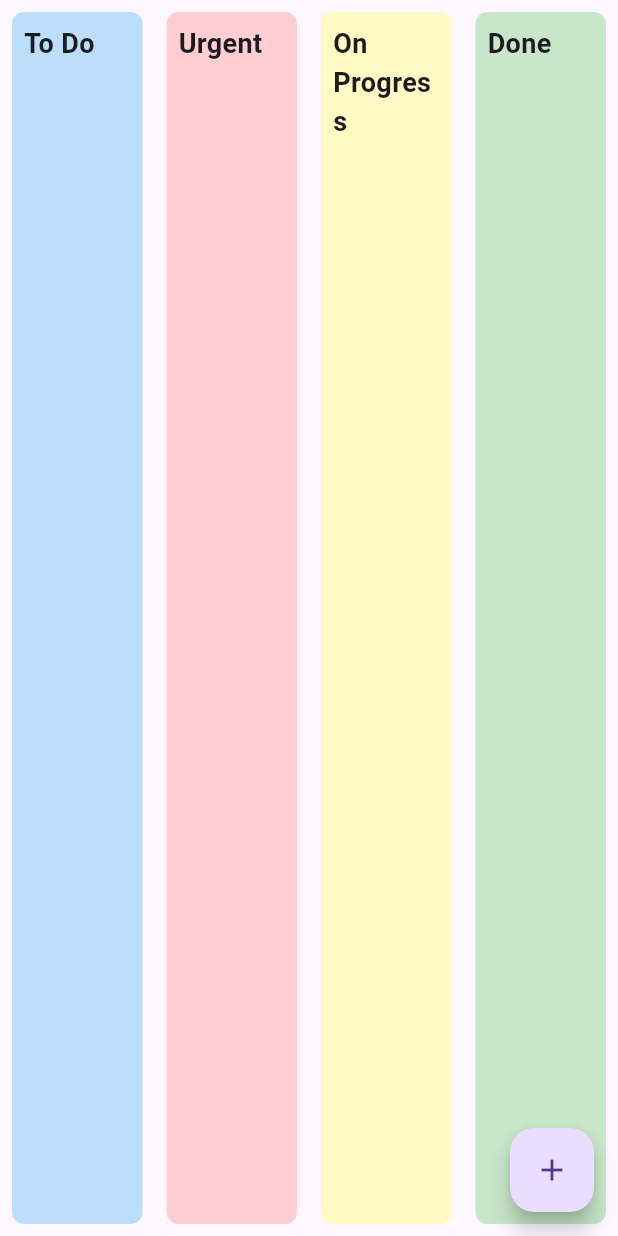
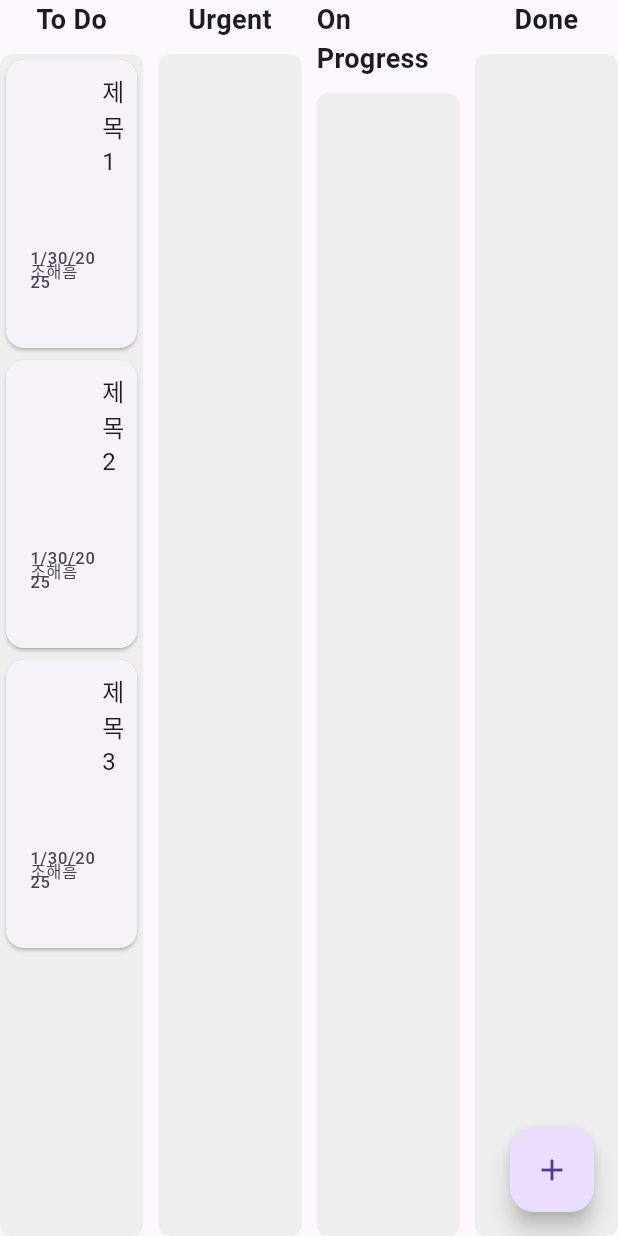
Before and after one commit to Haeheum/hit, a Flutter app: the screen it shows after launch, on a phone screen of 412 x 824 dp. Run offline on Flutter 3.47's test engine with Material 3 defaults, Android fonts, the phone set to English and light mode, and no system bars; our stand-ins replace get.

Commit message:
feat: 미션 완료

```diff
--- a/lib/app/domain/home/controllers/home_controller.dart
+++ b/lib/app/domain/home/controllers/home_controller.dart
@@ -1,20 +1,38 @@
 import 'package:get/get.dart';
 
-import '../../../../core/utils/constants.dart';
 import '../models/post_item.dart';
 
 class HomeController extends GetxController {
-  List<PostItem> toDoItems = <PostItem>[].obs;
-  List<PostItem> urgentItems = <PostItem>[].obs;
-  List<PostItem> onProgressItems = <PostItem>[].obs;
-  List<PostItem> doneItems = <PostItem>[].obs;
+  RxList<PostItem> toDoItems = <PostItem>[
+    // 더미 데이터
+    PostItem(
+      title: '제목1',
+      manager: '조해흠',
+      content: '우측 하단의 + 버튼을 클릭해서 신규 카드 생성이 가능합니다.',
+      date: DateTime.now(),
+    ),
+    PostItem(
+      title: '제목2',
+      manager: '조해흠',
+      content: '카드 클릭 시 수정 및 삭제가 가능합니다.',
+      date: DateTime.now(),
+    ),
+    PostItem(
+      title: '제목3',
+      manager: '조해흠',
+      content: '드래그 시 카드의 최상단 끝 (위쪽 모서리)가 위치한 칸으로 이동됩니다.',
+      date: DateTime.now(),
+    ),
+  ].obs;
+  RxList<PostItem> urgentItems = <PostItem>[].obs;
+  RxList<PostItem> onProgressItems = <PostItem>[].obs;
+  RxList<PostItem> doneItems = <PostItem>[].obs;
 
   void insertItem({
     required String title,
     required String manager,
     required String content,
     required DateTime date,
-    int insertAt = kToDo,
   }) {
     final newItem = PostItem(
       title: title,
@@ -22,20 +40,6 @@ class HomeController extends GetxController {
       manager: manager,
       date: date,
     );
-    switch (insertAt) {
-      case 0:
-        toDoItems.add(newItem);
-        break;
-      case 1:
-        urgentItems.add(newItem);
-        break;
-      case 2:
-        onProgressItems.add(newItem);
-        break;
-      case 3:
-        doneItems.add(newItem);
-      default:
-        break;
-    }
+    toDoItems.add(newItem);
   }
 }
--- /dev/null
+++ b/lib/app/domain/home/models/draggable_item.dart
@@ -0,0 +1,10 @@
+import 'package:get/get_rx/src/rx_types/rx_types.dart';
+
+import 'post_item.dart';
+
+class DraggableItem {
+  final PostItem item;
+  final RxList<PostItem> originalList;
+
+  DraggableItem(this.item, this.originalList);
+}
--- a/lib/app/domain/home/models/post_item.dart
+++ b/lib/app/domain/home/models/post_item.dart
@@ -1,13 +1,13 @@
 class PostItem {
+  String title;
+  String manager;
+  String content;
+  DateTime date;
+
   PostItem({
     required this.title,
     required this.manager,
     required this.content,
     required this.date,
   });
-
-  String title;
-  String manager;
-  String content;
-  DateTime date;
 }
--- a/lib/app/domain/home/views/home_screen.dart
+++ b/lib/app/domain/home/views/home_screen.dart
@@ -1,9 +1,13 @@
+import 'dart:math';
+
 import 'package:flutter/cupertino.dart';
 import 'package:flutter/material.dart';
 import 'package:get/get.dart';
 import 'package:intl/intl.dart';
 
+import '../../../../core/utils/constants.dart';
 import '../controllers/home_controller.dart';
+import '../models/draggable_item.dart';
 import '../models/post_item.dart';
 
 class HomeScreen extends StatefulWidget {
@@ -15,128 +19,122 @@ class HomeScreen extends StatefulWidget {
 
 class _HomeScreenState extends State<HomeScreen> {
   final HomeController homeController = Get.put(HomeController());
+  late double _cardWidth;
+
+  @override
+  void didChangeDependencies() {
+    super.didChangeDependencies();
+    _cardWidth = (MediaQuery.sizeOf(context).width - 30) / 4;
+  }
 
   @override
   Widget build(BuildContext context) {
     return Scaffold(
       body: Row(
+        spacing: 10,
         children: [
-          _buildList(
-            context,
-            title: "To Do",
-            items: homeController.toDoItems,
-            color: Colors.blue[100],
-          ),
-          _buildList(
-            context,
-            title: "Urgent",
-            items: homeController.urgentItems,
-            color: Colors.red[100],
-          ),
-          _buildList(
-            context,
-            title: "On Progress",
-            items: homeController.onProgressItems,
-            color: Colors.yellow[100],
-          ),
-          _buildList(
-            context,
-            title: "Done",
-            items: homeController.doneItems,
-            color: Colors.green[100],
-          ),
+          _buildList(items: homeController.toDoItems, name: 'To Do'),
+          _buildList(items: homeController.urgentItems, name: 'Urgent'),
+          _buildList(items: homeController.onProgressItems, name: 'On Progress'),
+          _buildList(items: homeController.doneItems, name: 'Done'),
         ],
       ),
       floatingActionButton: FloatingActionButton(
-        onPressed: () {
-          _showAddItemDialog(context, homeController);
-        },
+        onPressed: () => _showAddItemDialog(context, homeController),
         child: const Icon(Icons.add),
       ),
     );
   }
 
-  Widget _buildList(
-      BuildContext context, {
-        required String title,
-        required List<PostItem> items,
-        required Color? color,
-      }) {
+  Widget _buildList({required RxList<PostItem> items, required String name}) {
     return Expanded(
-      child: Obx(
-            () => Container(
-          margin: const EdgeInsets.all(8),
-          padding: const EdgeInsets.all(8),
-          decoration: BoxDecoration(
-            color: color,
-            borderRadius: BorderRadius.circular(8),
-          ),
       child: Column(
-            crossAxisAlignment: CrossAxisAlignment.start,
         children: [
           Text(
-                title,
+            name,
             style: const TextStyle(
               fontWeight: FontWeight.bold,
               fontSize: 18,
             ),
           ),
-              const SizedBox(height: 8),
+          const SizedBox(height: 10),
           Expanded(
-                child: DragTarget<PostItem>(
-                  onAcceptWithDetails: (item) {
-                    items.add(item);
-                    homeController.toDoItems.remove(item);
-                    homeController.urgentItems.remove(item);
-                    homeController.onProgressItems.remove(item);
-                    homeController.doneItems.remove(item);
+            child: Container(
+              decoration: BoxDecoration(
+                color: Colors.grey[200],
+                borderRadius: BorderRadius.circular(8),
+              ),
+              child: DragTarget<DraggableItem>(
+                onAcceptWithDetails: (dragTargetDetails) {
+                  dragTargetDetails.data.originalList
+                      .remove(dragTargetDetails.data.item);
+                  items.insert(
+                      min(dragTargetDetails.offset.dy ~/ kCardHeight, items.length),
+                      dragTargetDetails.data.item);
                 },
                 builder: (context, candidateData, rejectedData) {
-                    return ListView.builder(
+                  return Obx(() => ListView.builder(
                       itemCount: items.length,
                       itemBuilder: (context, index) {
-                        final item = items[index];
-                        return LongPressDraggable<PostItem>(
-                          data: item,
-                          feedback: Material(
-                            color: Colors.transparent,
-                            child: Container(
-                              padding: const EdgeInsets.all(8),
-                              decoration: BoxDecoration(
-                                color: Colors.blue,
-                                borderRadius: BorderRadius.circular(8),
-                              ),
-                              child: Text(
-                                item.title,
-                                style: const TextStyle(color: Colors.white),
+                        return _buildDraggableItem(item: items[index], list: items);
+                      }));
+                },
               ),
             ),
           ),
-                          childWhenDragging: const SizedBox.shrink(),
-                          onDragCompleted: () {
-                            items.removeAt(index);
-                          },
+        ],
+      ),
+    );
+  }
+
+  Widget _buildDraggableItem({
+    required PostItem item,
+    required RxList<PostItem> list,
+  }) {
+    return Draggable<DraggableItem>(
+      key: ValueKey(item),
+      data: DraggableItem(item, list),
+      feedback: _buildFeedback(item),
+      childWhenDragging: SizedBox(
+        height: kCardHeight,
+        width: _cardWidth,
+        child: Card(
+          color: Colors.grey[200],
+          child: const Opacity(opacity: 0),
+        ),
+      ),
+      child: SizedBox(
+        height: kCardHeight,
+        width: _cardWidth,
         child: Card(
           child: ListTile(
+            leading: Text(item.manager),
             title: Text(item.title),
-                              subtitle: Text(
-                                  '${item.manager} • ${DateFormat.yMd().format(item.date)}'),
-                            ),
-                          ),
-                        );
-                      },
-                    );
-                  },
-                ),
-              ),
-            ],
+            subtitle: Text(item.content),
+            trailing: Text(DateFormat.yMd().format(item.date)),
+            onTap: () => _showItemDetailDialog(item: item, list: list),
           ),
         ),
       ),
     );
   }
 
-  void _showAddItemDialog(BuildContext context, HomeController controller) {
+  Widget _buildFeedback(PostItem item) {
+    return SizedBox(
+      height: kCardHeight,
+      width: _cardWidth,
+      child: Card(
+        child: ListTile(
+          leading: Text(item.manager),
+          title: Text(item.title),
+          subtitle: Text(item.content),
+          trailing: Text(DateFormat.yMd().format(item.date)),
+        ),
+      ),
+    );
+  }
+
+  void _showAddItemDialog(BuildContext context, HomeController homeController) {
     final titleController = TextEditingController();
     final managerController = TextEditingController();
     final contentController = TextEditingController();
@@ -149,7 +147,7 @@ class _HomeScreenState extends State<HomeScreen> {
           title: const Text('Insert Post'),
           content: Column(
             mainAxisSize: MainAxisSize.min,
-            spacing: 10.0,
+            spacing: 10,
             children: [
               TextField(
                 controller: titleController,
@@ -200,13 +198,13 @@ class _HomeScreenState extends State<HomeScreen> {
                 if (title.isNotEmpty &&
                     manager.isNotEmpty &&
                     content.isNotEmpty) {
-                  controller.insertItem(
+                  homeController.insertItem(
                     title: title,
                     manager: manager,
                     content: content,
                     date: selectedDate,
                   );
-                  Navigator.pop(context); // Close the dialog
+                  Navigator.pop(context);
                 }
               },
               child: const Text('Add'),
@@ -216,4 +214,87 @@ class _HomeScreenState extends State<HomeScreen> {
       },
     );
   }
+
+  void _showItemDetailDialog({
+    required PostItem item,
+    required RxList<PostItem> list,
+  }) {
+    final titleController = TextEditingController(text: item.title);
+    final managerController = TextEditingController(text: item.manager);
+    final contentController = TextEditingController(text: item.content);
+    DateTime selectedDate = item.date;
+
+    showDialog(
+      context: context,
+      builder: (context) {
+        return AlertDialog(
+          title: const Text('Details'),
+          content: Column(
+            mainAxisSize: MainAxisSize.min,
+            spacing: 10.0,
+            children: [
+              TextField(
+                controller: titleController,
+                decoration: const InputDecoration(
+                  labelText: 'Title',
+                  border: OutlineInputBorder(),
+                ),
+              ),
+              TextField(
+                controller: managerController,
+                decoration: const InputDecoration(
+                  labelText: 'Manager',
+                  border: OutlineInputBorder(),
+                ),
+              ),
+              TextField(
+                controller: contentController,
+                decoration: const InputDecoration(
+                  labelText: 'Content',
+                  border: OutlineInputBorder(),
+                ),
+              ),
+              SizedBox(
+                height: 300,
+                width: 500,
+                child: CupertinoDatePicker(
+                  mode: CupertinoDatePickerMode.date,
+                  onDateTimeChanged: (newDate) {
+                    selectedDate = newDate;
+                  },
+                  initialDateTime: selectedDate,
+                  dateOrder: DatePickerDateOrder.ymd,
+                ),
+              )
+            ],
+          ),
+          actions: [
+            TextButton(
+              onPressed: () {
+                list.remove(item);
+                Navigator.pop(context);
+              },
+              child: const Text('Delete'),
+            ),
+            ElevatedButton(
+              onPressed: () {
+                final newItem = PostItem(
+                  title: titleController.text,
+                  manager: managerController.text,
+                  content: contentController.text,
+                  date: selectedDate,
+                );
+                final index = list.indexOf(item);
+                if (index != -1) {
+                  list[index] = newItem;
                 }
+                Navigator.pop(context);
+              },
+              child: const Text('Save'),
+            ),
+          ],
+        );
+      },
+    );
+  }
+}
--- a/lib/core/utils/constants.dart
+++ b/lib/core/utils/constants.dart
@@ -1,5 +1,2 @@
 const String kAppTitle = 'Hit mission';
-const int kToDo =0;
-const int kUrgent = 1;
-const int kOnProgress = 2;
-const int kDone = 3;
+const double kCardHeight = 200;
--- a/pubspec.yaml
+++ b/pubspec.yaml
@@ -13,7 +13,6 @@ dependencies:
   cupertino_icons: ^1.0.8
   get: ^4.6.6
   intl: ^0.20.2
-  any: ^0.0.0
 
 dev_dependencies:
   flutter_test:
```
Also changed, not shown: lib/app/domain/home/views/post_view.dart (deleted), pubspec.lock. Lines whose indentation alone changed are shown as unchanged.
